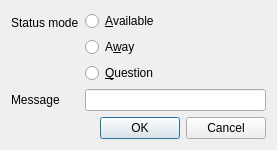
Above: Client/qtTeamTalk/changestatus.ui from BearWare/TeamTalk5 before the change. Below: the same form after it.
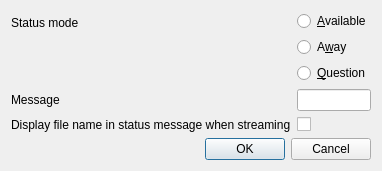
That is the form after the change.

Commit message: Option in "Change status" dialog to display file name as status msg when streaming

```diff
--- a/Client/qtTeamTalk/changestatus.ui
+++ b/Client/qtTeamTalk/changestatus.ui
@@ -73,6 +73,19 @@
      <item row="1" column="1">
       <widget class="QLineEdit" name="msgEdit"/>
      </item>
+     <item row="2" column="0">
+      <widget class="QLabel" name="label_2">
+       <property name="text">
+        <string>Display file name in status message when streaming</string>
+       </property>
+       <property name="buddy">
+        <cstring>streamChkBox</cstring>
+       </property>
+      </widget>
+     </item>
+     <item row="2" column="1">
+      <widget class="QCheckBox" name="streamChkBox"/>
+     </item>
     </layout>
    </item>
    <item>
```
The commit also changes 4 other files.
